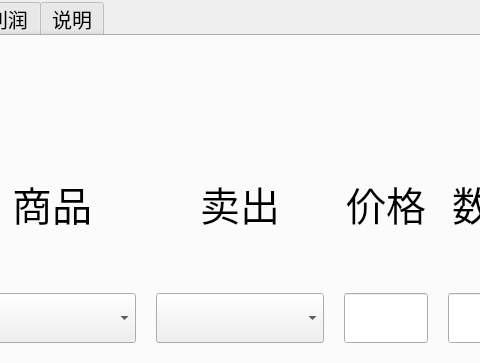
Before: the Qt Designer form mainwidget.ui in XHApplet/GoodsManage, drawn with Qt 5; both pictures show x 236 to 716 and y 0 to 363 of the 1085 by 532 pixel window.
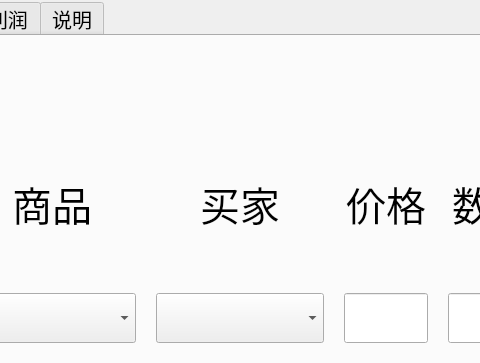
After: the same form once the commit is applied. The open tabs and pages were chosen to show the change. Custom widgets are drawn as their Qt base class.

What changed in the file:
```diff
--- a/mainwidget.ui
+++ b/mainwidget.ui
@@ -391,7 +391,7 @@
          </font>
         </property>
         <property name="text">
-         <string>卖出</string>
+         <string>买家</string>
         </property>
         <property name="alignment">
          <set>Qt::AlignCenter</set>
```
Left out of the diff: 24 changed lines with no effect on the pictures.
